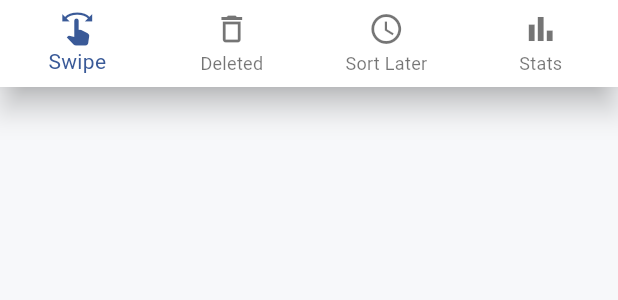
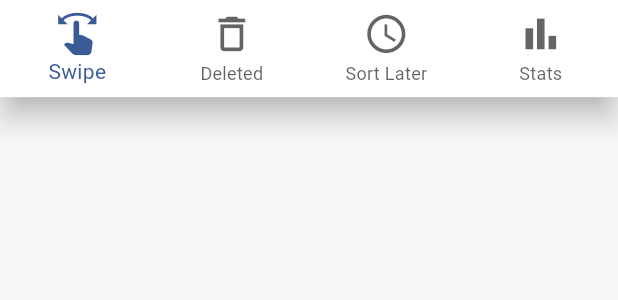
Before and after one commit to Jarkyman/PicSor, a Flutter app: the BottomNavBar widget shown alone on an empty page, opened directly with empty values, on a phone screen of 412 x 824 dp. Shown: the top 300 px of the screen. Run offline on Flutter 3.47's test engine with Material 3 defaults, Android fonts, the phone set to English and light mode, and no system bars; our stand-ins replace permission_handler, share_plus, shared_preferences; missing offline and left inert: photo_manager; accounts and stored records are empty.

Commit message:
Widgets: Refactor all widgets to use centralized theme, spacing, and scaling for responsive and consistent UI

```diff
--- a/lib/widgets/bottom_nav_bar.dart
+++ b/lib/widgets/bottom_nav_bar.dart
@@ -1,5 +1,6 @@
 import 'package:flutter/material.dart';
 import '../core/app_routes.dart';
+import '../core/theme.dart';
 
 class BottomNavBar extends StatelessWidget {
   final int currentIndex;
@@ -12,21 +13,32 @@ class BottomNavBar extends StatelessWidget {
 
   @override
   Widget build(BuildContext context) {
+    final iconSize = Scale.of(context, 28);
     return BottomNavigationBar(
       currentIndex: currentIndex,
       onTap: onTap,
       type: BottomNavigationBarType.fixed,
-      items: const [
-        BottomNavigationBarItem(icon: Icon(Icons.swipe), label: 'Swipe'),
+      selectedItemColor: Theme.of(context).colorScheme.primary,
+      unselectedItemColor: Theme.of(
+        context,
+      ).colorScheme.onSurface.withOpacity(0.7),
+      items: [
         BottomNavigationBarItem(
-          icon: Icon(Icons.delete_outline),
+          icon: Icon(Icons.swipe, size: iconSize),
+          label: 'Swipe',
+        ),
+        BottomNavigationBarItem(
+          icon: Icon(Icons.delete_outline, size: iconSize),
           label: 'Deleted',
         ),
         BottomNavigationBarItem(
-          icon: Icon(Icons.watch_later_outlined),
+          icon: Icon(Icons.watch_later_outlined, size: iconSize),
           label: 'Sort Later',
         ),
-        BottomNavigationBarItem(icon: Icon(Icons.bar_chart), label: 'Stats'),
+        BottomNavigationBarItem(
+          icon: Icon(Icons.bar_chart, size: iconSize),
+          label: 'Stats',
+        ),
       ],
     );
   }
--- a/lib/widgets/floating_live_label.dart
+++ b/lib/widgets/floating_live_label.dart
@@ -1,4 +1,5 @@
 import 'package:flutter/material.dart';
+import '../core/theme.dart';
 
 class FloatingLiveLabel extends StatelessWidget {
   final String label;
@@ -27,9 +28,9 @@ class FloatingLiveLabel extends StatelessWidget {
           padding: padding,
           child: Text(
             label,
-            style: TextStyle(
+            style: AppTextStyles.headline(context).copyWith(
               color: color,
-              fontSize: 36,
+              fontSize: Scale.of(context, 36),
               fontWeight: FontWeight.bold,
               letterSpacing: 2,
               shadows: [
```
Also changed, not shown: lib/widgets/swipe_action_button_group.dart (+10 -13 lines), lib/widgets/swipe_card.dart (+14 -8 lines).
